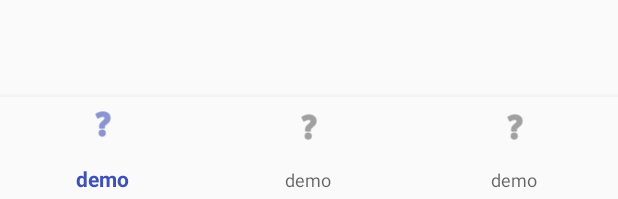
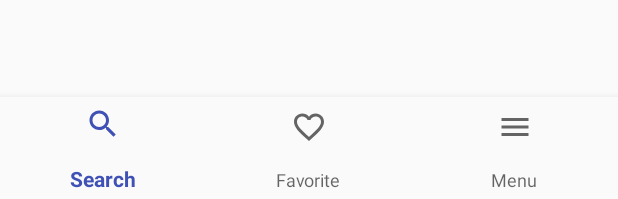
Before and after one commit to intelligo-mn/memorize, an Android app: the layout activity_main.xml on its own in the app's theme, with its tools: preview values and no code run, on a phone screen of 412 x 824 dp. Shown: the part 1034-1233 px from the top of the screen. Run offline under Robolectric (Android 15) with nearby library versions, the phone set to English and light mode, and no system bars.

Commit message:
Create bottom menu

```diff
--- a/app/build.gradle
+++ b/app/build.gradle
@@ -10,9 +10,10 @@ android {
         applicationId "cloud.techstar.jisho"
         minSdkVersion 15
         targetSdkVersion 27
-        versionCode 1
+        versionCode 2
         versionName "1.0"
         testInstrumentationRunner "android.support.test.runner.AndroidJUnitRunner"
+        vectorDrawables.useSupportLibrary = true
     }
     buildTypes {
         release {
@@ -34,6 +35,7 @@ dependencies {
     implementation 'com.android.support:recyclerview-v7:27.1.1'
     implementation 'com.android.support:cardview-v7:27.1.1'
 
+    implementation 'com.android.support:support-vector-drawable:27.1.1'
 
     implementation 'com.orhanobut:logger:2.1.1'
 }
--- /dev/null
+++ b/app/src/main/res/drawable/ic_favorite.xml
@@ -0,0 +1,9 @@
+<vector xmlns:android="http://schemas.android.com/apk/res/android"
+        android:width="24dp"
+        android:height="24dp"
+        android:viewportWidth="24.0"
+        android:viewportHeight="24.0">
+    <path
+        android:fillColor="#FF000000"
+        android:pathData="M16.5,3c-1.74,0 -3.41,0.81 -4.5,2.09C10.91,3.81 9.24,3 7.5,3 4.42,3 2,5.42 2,8.5c0,3.78 3.4,6.86 8.55,11.54L12,21.35l1.45,-1.32C18.6,15.36 22,12.28 22,8.5 22,5.42 19.58,3 16.5,3zM12.1,18.55l-0.1,0.1 -0.1,-0.1C7.14,14.24 4,11.39 4,8.5 4,6.5 5.5,5 7.5,5c1.54,0 3.04,0.99 3.57,2.36h1.87C13.46,5.99 14.96,5 16.5,5c2,0 3.5,1.5 3.5,3.5 0,2.89 -3.14,5.74 -7.9,10.05z"/>
+</vector>
--- /dev/null
+++ b/app/src/main/res/drawable/ic_menu.xml
@@ -0,0 +1,9 @@
+<vector xmlns:android="http://schemas.android.com/apk/res/android"
+        android:width="24dp"
+        android:height="24dp"
+        android:viewportWidth="24.0"
+        android:viewportHeight="24.0">
+    <path
+        android:fillColor="#FF000000"
+        android:pathData="M3,18h18v-2L3,16v2zM3,13h18v-2L3,11v2zM3,6v2h18L21,6L3,6z"/>
+</vector>
--- /dev/null
+++ b/app/src/main/res/drawable/ic_search.xml
@@ -0,0 +1,9 @@
+<vector xmlns:android="http://schemas.android.com/apk/res/android"
+        android:width="24dp"
+        android:height="24dp"
+        android:viewportWidth="24.0"
+        android:viewportHeight="24.0">
+    <path
+        android:fillColor="#FF000000"
+        android:pathData="M15.5,14h-0.79l-0.28,-0.27C15.41,12.59 16,11.11 16,9.5 16,5.91 13.09,3 9.5,3S3,5.91 3,9.5 5.91,16 9.5,16c1.61,0 3.09,-0.59 4.23,-1.57l0.27,0.28v0.79l5,4.99L20.49,19l-4.99,-5zM9.5,14C7.01,14 5,11.99 5,9.5S7.01,5 9.5,5 14,7.01 14,9.5 11.99,14 9.5,14z"/>
+</vector>
--- a/app/src/main/res/layout/activity_main.xml
+++ b/app/src/main/res/layout/activity_main.xml
@@ -1,5 +1,5 @@
 <?xml version="1.0" encoding="utf-8"?>
-<android.support.design.widget.CoordinatorLayout
+<RelativeLayout
     xmlns:android="http://schemas.android.com/apk/res/android"
     xmlns:app="http://schemas.android.com/apk/res-auto"
     xmlns:tools="http://schemas.android.com/tools"
@@ -18,7 +18,8 @@
         android:id="@+id/navigation"
         android:layout_width="match_parent"
         android:layout_height="70dp"
-        android:layout_gravity="bottom"
+        android:layout_alignParentBottom="true"
+        android:layout_gravity="bottom|end"
         android:background="?android:attr/windowBackground"
         app:menu="@menu/bottom_menu" />
-</android.support.design.widget.CoordinatorLayout>
+</RelativeLayout>
--- a/app/src/main/res/menu/bottom_menu.xml
+++ b/app/src/main/res/menu/bottom_menu.xml
@@ -3,16 +3,16 @@
 
     <item
         android:id="@+id/navigation_home"
-        android:icon="@android:drawable/ic_menu_help"
-        android:title="demo" />
+        android:icon="@drawable/ic_search"
+        android:title="Search" />
 
     <item
         android:id="@+id/navigation_search"
-        android:icon="@android:drawable/ic_menu_help"
-        android:title="demo" />
+        android:icon="@drawable/ic_favorite"
+        android:title="Favorite" />
 
     <item
         android:id="@+id/navigation_list"
-        android:icon="@android:drawable/ic_menu_help"
-        android:title="demo" />
+        android:icon="@drawable/ic_menu"
+        android:title="Menu" />
 </menu>
--- a/build.gradle
+++ b/build.gradle
@@ -1,7 +1,7 @@
 // Top-level build file where you can add configuration options common to all sub-projects/modules.
 
 buildscript {
-    ext.kotlin_version = '1.2.30'
+    ext.kotlin_version = '1.2.31'
     repositories {
         google()
         jcenter()
```
